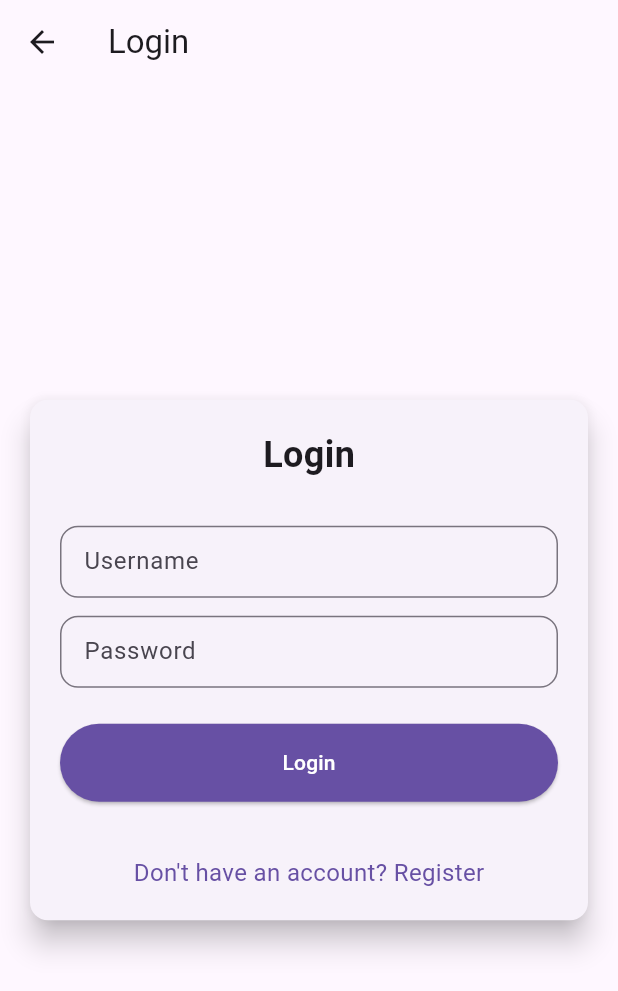
After one commit to rigelia/pbp-3, a Flutter app: the screen it shows after launch, after a tap on "Login", on a phone screen of 412 x 824 dp. The commit adds this screen. Shown: the top 991 px of the screen. Run offline on Flutter 3.47's test engine with Material 3 defaults, Android fonts, the phone set to English and light mode, and no system bars; missing offline and left inert: pbp_django_auth; network calls fail.

Commit message:
auth still not working

```diff
--- a/lib/main.dart
+++ b/lib/main.dart
@@ -1,4 +1,9 @@
 import 'package:flutter/material.dart';
+import 'package:pbp_django_auth/pbp_django_auth.dart';
+import 'package:provider/provider.dart';
+import 'package:ecomm/pages/item_list_page.dart';
+import 'package:ecomm/widgets/login.dart';
+import 'package:ecomm/widgets/register.dart';
 
 void main() {
   runApp(MyApp());
@@ -7,7 +12,12 @@ void main() {
 class MyApp extends StatelessWidget {
   @override
   Widget build(BuildContext context) {
-    return MaterialApp(
+    return Provider(
+        create: (_) {
+          CookieRequest request = CookieRequest();
+          return request;
+        },
+        child: MaterialApp(
           theme: ThemeData(
             primarySwatch: Colors.blue,
             buttonTheme: ButtonThemeData(
@@ -16,7 +26,7 @@ class MyApp extends StatelessWidget {
             ),
           ),
           home: MainPage(),
-    );
+        ));
   }
 }
 
@@ -27,10 +37,41 @@ class MainPage extends StatelessWidget {
       appBar: AppBar(
         title: Text('Halaman Utama'),
       ),
+      body: Center(
+        child: Column(
+          mainAxisAlignment: MainAxisAlignment.center,
+          children: [
+            ElevatedButton(
+              onPressed: () {
+                Navigator.push(
+                  context,
+                  MaterialPageRoute(
+                    builder: (context) => LoginPage(),
+                  ),
+                );
+              },
+              child: Text('Login'),
+            ),
+            SizedBox(height: 20), // Spacing between buttons
+            ElevatedButton(
+              onPressed: () {
+                Navigator.push(
+                  context,
+                  MaterialPageRoute(
+                    builder: (context) => RegisterPage(),
+                  ),
+                );
+              },
+              child: Text('Register'),
+            ),
+          ],
+        ),
+      ),
       drawer: Drawer(
         child: ListView(
           children: [
             ListTile(
+              leading: Icon(Icons.home),
               title: Text('Halaman Utama'),
               onTap: () {
                 Navigator.pop(context); // Close the drawer
@@ -39,6 +80,7 @@ class MainPage extends StatelessWidget {
               },
             ),
             ListTile(
+              leading: Icon(Icons.add),
               title: Text('Tambah Item'),
               onTap: () {
                 Navigator.pop(context); // Close the drawer
@@ -46,16 +88,15 @@ class MainPage extends StatelessWidget {
                     MaterialPageRoute(builder: (context) => FormPage()));
               },
             ),
+            ListTile(
+              leading: Icon(Icons.list),
+              title: Text('View Items'),
+              onTap: () {
+                Navigator.push(context,
+                    MaterialPageRoute(builder: (context) => ItemListPage()));
+              },
+            ),
           ],
-        ),
-      ),
-      body: Center(
-        child: ElevatedButton(
-          child: Text('Tambah Item'),
-          onPressed: () {
-            Navigator.push(
-                context, MaterialPageRoute(builder: (context) => FormPage()));
-          },
         ),
       ),
     );
--- /dev/null
+++ b/lib/pages/login_page.dart
@@ -0,0 +1,15 @@
+import 'package:flutter/material.dart';
+
+class LoginPage extends StatelessWidget {
+  @override
+  Widget build(BuildContext context) {
+    return Scaffold(
+      appBar: AppBar(
+        title: Text('Login'),
+      ),
+      body: Center(
+        child: Text('Login Page'),
+      ),
+    );
+  }
+}
--- /dev/null
+++ b/lib/pages/register_page.dart
@@ -0,0 +1,15 @@
+import 'package:flutter/material.dart';
+
+class RegisterPage extends StatelessWidget {
+  @override
+  Widget build(BuildContext context) {
+    return Scaffold(
+      appBar: AppBar(
+        title: Text('Register'),
+      ),
+      body: Center(
+        child: Text('Register Page'),
+      ),
+    );
+  }
+}
--- /dev/null
+++ b/lib/widgets/login.dart
@@ -0,0 +1,176 @@
+import 'package:ecomm/main.dart';
+import 'package:flutter/material.dart';
+import 'package:pbp_django_auth/pbp_django_auth.dart';
+import 'package:provider/provider.dart';
+import 'package:ecomm/widgets/register.dart';
+
+void main() {
+  runApp(const LoginApp());
+}
+
+class LoginApp extends StatelessWidget {
+  const LoginApp({super.key});
+
+  @override
+  Widget build(BuildContext context) {
+    return MaterialApp(
+      title: 'Login',
+      theme: ThemeData(
+        useMaterial3: true,
+        colorScheme: ColorScheme.fromSwatch(
+          primarySwatch: Colors.deepPurple,
+        ).copyWith(secondary: Colors.deepPurple[400]),
+      ),
+      home: const LoginPage(),
+    );
+  }
+}
+
+class LoginPage extends StatefulWidget {
+  const LoginPage({super.key});
+
+  @override
+  State<LoginPage> createState() => _LoginPageState();
+}
+
+class _LoginPageState extends State<LoginPage> {
+  final TextEditingController _usernameController = TextEditingController();
+  final TextEditingController _passwordController = TextEditingController();
+
+  @override
+  Widget build(BuildContext context) {
+    final request = context.watch<CookieRequest>();
+
+    return Scaffold(
+      appBar: AppBar(
+        title: const Text('Login'),
+      ),
+      body: Center(
+        child: SingleChildScrollView(
+          padding: const EdgeInsets.all(16.0),
+          child: Card(
+            elevation: 8,
+            shape: RoundedRectangleBorder(
+              borderRadius: BorderRadius.circular(12.0),
+            ),
+            child: Padding(
+              padding: const EdgeInsets.all(20.0),
+              child: Column(
+                mainAxisSize: MainAxisSize.min,
+                children: [
+                  const Text(
+                    'Login',
+                    style: TextStyle(
+                      fontSize: 24.0,
+                      fontWeight: FontWeight.bold,
+                    ),
+                  ),
+                  const SizedBox(height: 30.0),
+                  TextField(
+                    controller: _usernameController,
+                    decoration: const InputDecoration(
+                      labelText: 'Username',
+                      hintText: 'Enter your username',
+                      border: OutlineInputBorder(
+                        borderRadius: BorderRadius.all(Radius.circular(12.0)),
+                      ),
+                      contentPadding:
+                          EdgeInsets.symmetric(horizontal: 12.0, vertical: 8.0),
+                    ),
+                  ),
+                  const SizedBox(height: 12.0),
+                  TextField(
+                    controller: _passwordController,
+                    decoration: const InputDecoration(
+                      labelText: 'Password',
+                      hintText: 'Enter your password',
+                      border: OutlineInputBorder(
+                        borderRadius: BorderRadius.all(Radius.circular(12.0)),
+                      ),
+                      contentPadding:
+                          EdgeInsets.symmetric(horizontal: 12.0, vertical: 8.0),
+                    ),
+                    obscureText: true,
+                  ),
+                  const SizedBox(height: 24.0),
+                  ElevatedButton(
+                    onPressed: () async {
+                      String username = _usernameController.text;
+                      String password = _passwordController.text;
+
+                      final response = await request
+                          .login("http://localhost:8000/auth/login/", {
+                        'username': username,
+                        'password': password,
+                      });
+
+                      if (request.loggedIn) {
+                        String message = response['message'];
+                        String uname = response['username'];
+                        if (context.mounted) {
+                          Navigator.pushReplacement(
+                            context,
+                            MaterialPageRoute(builder: (context) => MainPage()),
+                          );
+                          ScaffoldMessenger.of(context)
+                            ..hideCurrentSnackBar()
+                            ..showSnackBar(
+                              SnackBar(
+                                  content:
+                                      Text("$message Selamat datang, $uname.")),
+                            );
+                        }
+                      } else {
+                        if (context.mounted) {
+                          showDialog(
+                            context: context,
+                            builder: (context) => AlertDialog(
+                              title: const Text('Login Gagal'),
+                              content: Text(response['message']),
+                              actions: [
+                                TextButton(
+                                  child: const Text('OK'),
+                                  onPressed: () {
+                                    Navigator.pop(context);
+                                  },
+                                ),
+                              ],
+                            ),
+                          );
+                        }
+                      }
+                    },
+                    style: ElevatedButton.styleFrom(
+                      foregroundColor: Colors.white,
+                      minimumSize: Size(double.infinity, 50),
+                      backgroundColor: Theme.of(context).colorScheme.primary,
+                      padding: const EdgeInsets.symmetric(vertical: 16.0),
+                    ),
+                    child: const Text('Login'),
+                  ),
+                  const SizedBox(height: 36.0),
+                  GestureDetector(
+                    onTap: () {
+                      Navigator.push(
+                        context,
+                        MaterialPageRoute(
+                            builder: (context) => const RegisterPage()),
+                      );
+                    },
+                    child: Text(
+                      'Don\'t have an account? Register',
+                      style: TextStyle(
+                        color: Theme.of(context).colorScheme.primary,
+                        fontSize: 16.0,
+                      ),
+                    ),
+                  ),
+                ],
+              ),
+            ),
+          ),
+        ),
+      ),
+    );
+  }
+}
--- a/pubspec.yaml
+++ b/pubspec.yaml
@@ -35,6 +35,9 @@ dependencies:
   # The following adds the Cupertino Icons font to your application.
   # Use with the CupertinoIcons class for iOS style icons.
   cupertino_icons: ^1.0.8
+  provider: ^6.1.2
+  pbp_django_auth: ^0.4.0
+  screens: ^2.5.0
 
 dev_dependencies:
   flutter_test:
```
Also changed, not shown: lib/models/product.dart (added, +36 -0 lines), lib/pages/item_detail_page.dart (added, +66 -0 lines), lib/pages/item_list_page.dart (added, +61 -0 lines), lib/widgets/register.dart (added, +162 -0 lines), lib/details.dart (added), pubspec.lock, 3 other files. Lines whose indentation alone changed are shown as unchanged.
